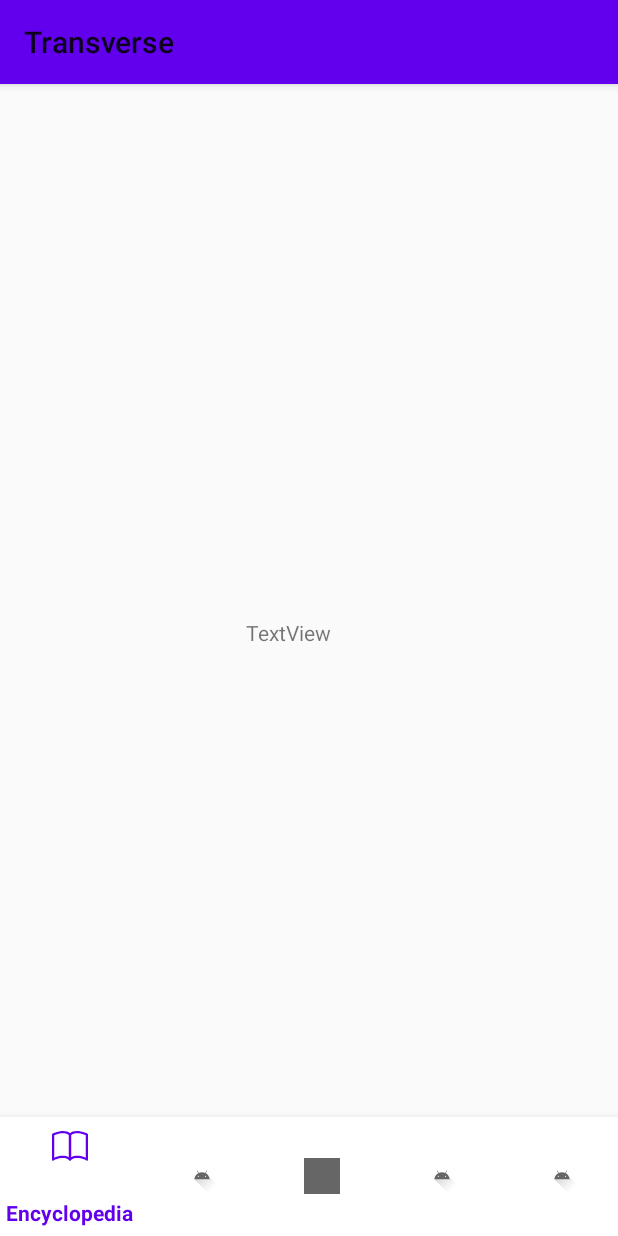
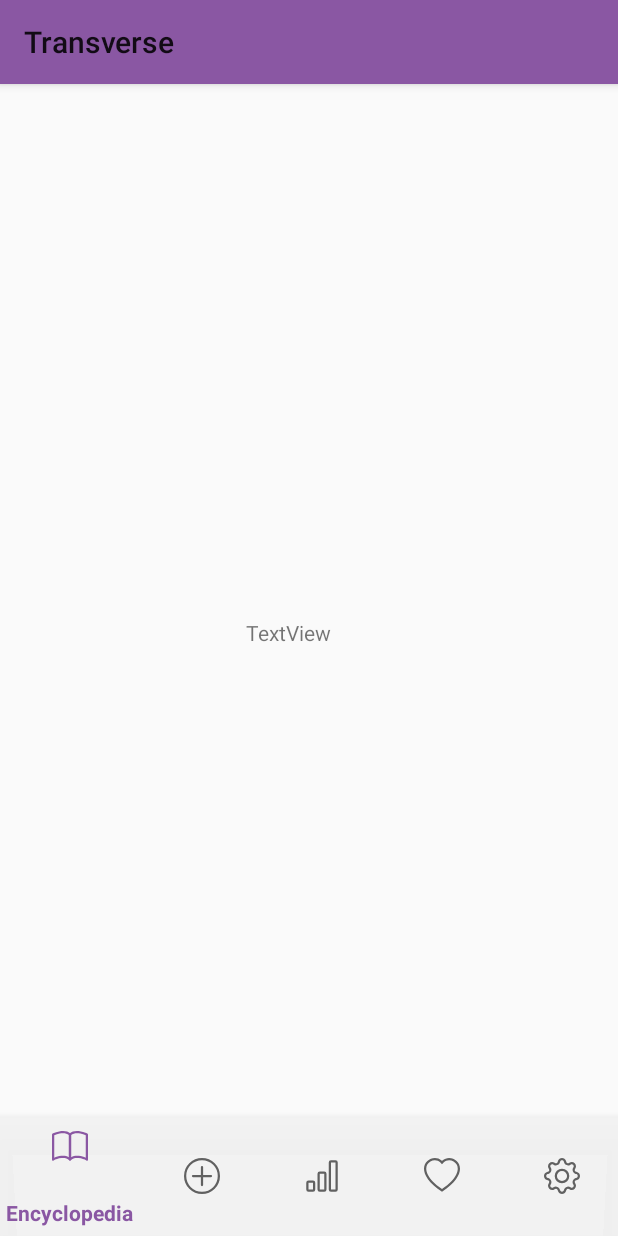
Before and after one commit to tchuanromanee/transverse, an Android app: the screen it shows after launch (MainActivity), on a phone screen of 412 x 824 dp. Run offline under Robolectric (Android 15) with nearby library versions, the phone set to English and light mode, and no system bars.

Commit message:
Add primary style colors from Figma

```diff
--- a/app/src/main/res/menu/bottom_navigation_menu.xml
+++ b/app/src/main/res/menu/bottom_navigation_menu.xml
@@ -5,14 +5,14 @@
         android:icon="@drawable/ic_book"/>
     <item android:title="@string/page_add_new"
         android:id="@+id/bottomNavigationAddnewMenuId"
-        android:icon="@drawable/ic_launcher_foreground"/>
+        android:icon="@drawable/ic_add"/>
     <item android:title="@string/page_statistics"
         android:id="@+id/bottomNavigationStatisticsMenuId"
-        android:icon="@drawable/ic_launcher_background"/>
+        android:icon="@drawable/ic_chart"/>
     <item android:title="@string/page_self_help"
         android:id="@+id/bottomNavigationSelfHelpMenuId"
-        android:icon="@drawable/ic_launcher_foreground"/>
+        android:icon="@drawable/ic_heart"/>
     <item android:title="@string/page_settings"
         android:id="@+id/bottomNavigationSettingsMenuId"
-        android:icon="@drawable/ic_launcher_foreground"/>
+        android:icon="@drawable/ic_gear"/>
 </menu>
--- a/app/src/main/res/values/colors.xml
+++ b/app/src/main/res/values/colors.xml
@@ -1,7 +1,9 @@
 <?xml version="1.0" encoding="utf-8"?>
 <resources>
-    <color name="colorPrimary">#6200EE</color>
+    <color name="colorPrimary">#8A57A3</color>
     <color name="colorPrimaryDark">#3700B3</color>
-    <color name="colorAccent">#03DAC5</color>
+    <color name="colorAccent">#8A57A3</color>
     <color name="colorWhite">#ffffff</color>
+    <color name="colorNavBG">#F2F2F2F2</color>
+    <color name="colorPurpleMain">#8A57A3</color>
 </resources>
--- a/app/src/main/res/values/styles.xml
+++ b/app/src/main/res/values/styles.xml
@@ -12,7 +12,7 @@
         </style>
 
     <style name="BottomNavigation" parent="Theme.AppCompat.Light">
-        <item name="android:background">@color/colorWhite</item>
+        <item name="android:background">@color/colorNavBG</item>
     </style>
 
 
```
